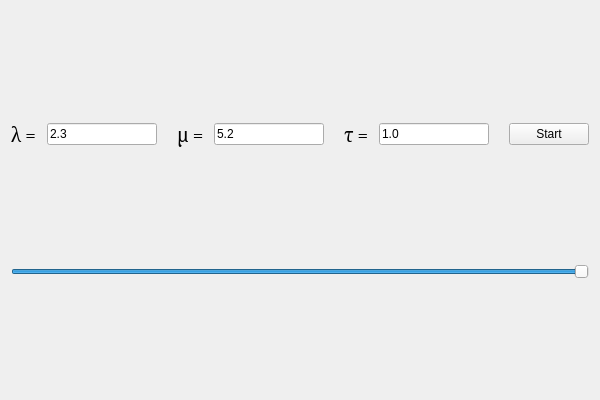
Qt form Lab1_GUI/Lab1_GUI.ui (Cvelth/Comp_Simulation_Projects) before a commit.
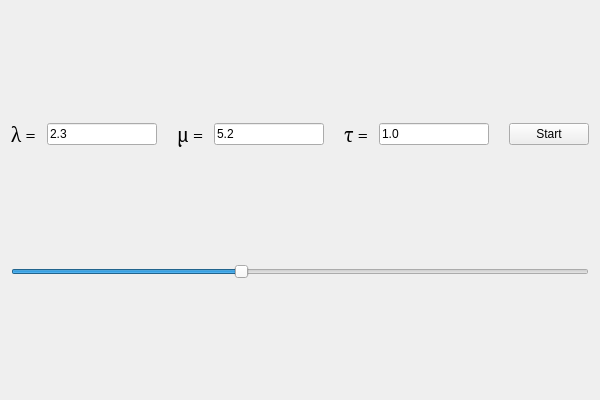
The same form after that commit.

What changed in the file:
```diff
--- a/Lab1_GUI/Lab1_GUI.ui
+++ b/Lab1_GUI/Lab1_GUI.ui
@@ -133,10 +133,10 @@
       <number>3</number>
      </property>
      <property name="maximum">
-      <number>100</number>
+      <number>500</number>
      </property>
      <property name="value">
-      <number>100</number>
+      <number>200</number>
      </property>
      <property name="orientation">
       <enum>Qt::Horizontal</enum>
```
